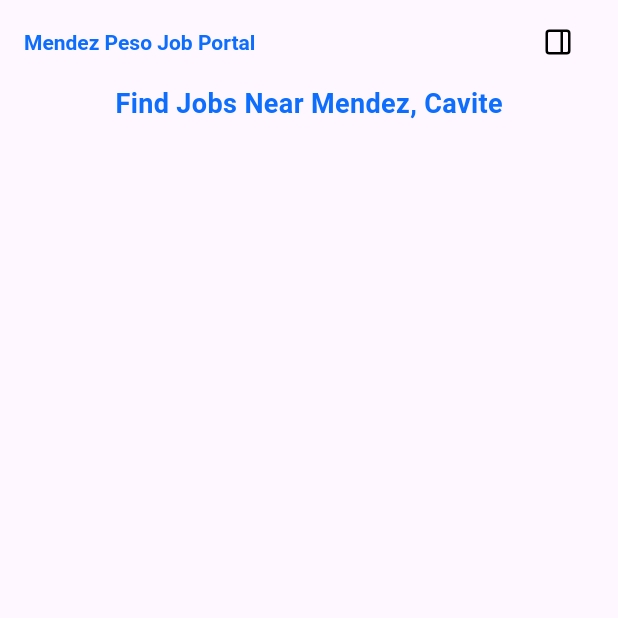
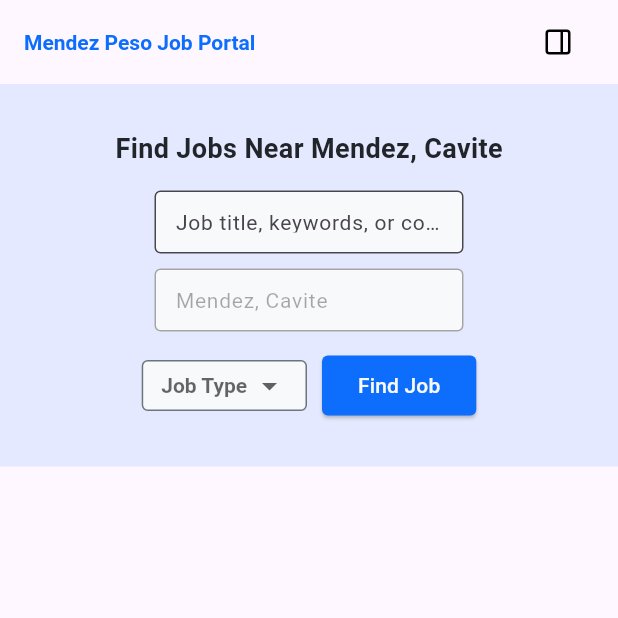
Before and after one commit to Sephsuu/peso-mendez, a Flutter app: the screen it shows after launch, on a phone screen of 412 x 824 dp, the top half of it. Run offline on Flutter 3.47's test engine with Material 3 defaults, Android fonts, the phone set to English and light mode, and no system bars; our stand-ins replace flutter_svg.

Commit message:
added homepage jumbotron

```diff
--- /dev/null
+++ b/app/lib/core/components/button.dart
@@ -0,0 +1,23 @@
+import 'package:flutter/material.dart';
+
+import 'package:app/core/theme/colors.dart';
+import 'package:app/core/theme/typography.dart';
+
+class HomepageFindButton extends StatelessWidget {
+  @override
+  Widget build(BuildContext context) {
+    return ElevatedButton(
+      onPressed: () {
+        print("Pressed");
+      },
+      child: const Text('Find Job'),
+      style: ElevatedButton.styleFrom(
+        backgroundColor: AppColor.primary,
+        foregroundColor: AppColor.light,
+        shape: RoundedRectangleBorder(
+          borderRadius: BorderRadius.circular(4)
+        )
+      ),
+    );
+  }
+}
--- /dev/null
+++ b/app/lib/core/components/select.dart
@@ -0,0 +1,60 @@
+import 'package:flutter/material.dart';
+
+import 'package:app/core/theme/colors.dart';
+import 'package:app/core/theme/typography.dart';
+
+class HomepageDropdownSelect extends StatefulWidget {
+  final List<String> items;
+  final String? initialValue;
+  final ValueChanged<String?>? onChanged;
+
+  const HomepageDropdownSelect({
+    Key? key,
+    required this.items,
+    this.initialValue,
+    this.onChanged,
+  }) : super(key: key);
+
+  @override
+  _HomepageDropdownSelectState createState() => _HomepageDropdownSelectState();
+}
+
+class _HomepageDropdownSelectState extends State<HomepageDropdownSelect> {
+  String? selectedValue;
+
+  @override
+  void initState() {
+    super.initState();
+    selectedValue = widget.initialValue;
+  }
+
+  @override
+  Widget build(BuildContext context) {
+    return Container(
+      padding: const EdgeInsets.symmetric(vertical: 4, horizontal: 12),
+      decoration: BoxDecoration(
+        color: AppColor.light,
+        border: Border.all(color: AppColor.muted, width: 1),
+        borderRadius: BorderRadius.circular(4),
+      ),
+      child: DropdownButton(
+        value: selectedValue,
+        hint: const Text('Job Type'),
+        items: widget.items.map((String value) {
+          return DropdownMenuItem<String>(
+            value: value,
+            child: Text(value),
+          );
+        }).toList(),
+        onChanged: (String? newValue) {
+          setState(() {
+            selectedValue = newValue;
+          });
+        },
+        isDense: true,
+        underline: const SizedBox(),
+        style: AppText.textSm.merge(AppText.fontSemibold).merge(AppText.textDark),
+      ),
+    );
+  }
+}
--- /dev/null
+++ b/app/lib/core/theme/colors.dart
@@ -0,0 +1,13 @@
+import 'package:flutter/material.dart';
+
+class AppColor {
+  static const Color primary = Color(0xFF0d6efd);
+  static const Color secondary = Color(0xFF6c757d);
+  static const Color success = Color(0xFF198754);
+  static const Color danger = Color(0xFFdc3545);
+  static const Color warning = Color(0xFFffc107);
+  static const Color info = Color(0xFF0dcaf0);
+  static const Color light = Color(0xFFf8f9fa);
+  static const Color dark = Color(0xFF212529);
+  static const Color muted = Color(0xFF6c757d);
+}
--- /dev/null
+++ b/app/lib/core/theme/typography.dart
@@ -0,0 +1,50 @@
+import 'package:flutter/material.dart';
+
+class FontSizes {
+  static const double xs = 12.0;
+  static const double sm = 14.0;
+  static const double md = 16.0;
+  static const double lg = 18.0;
+  static const double xl = 20.0;
+}
+
+class TextColors {
+  static const Color primary = Color(0xFF0d6efd);
+  static const Color secondary = Color(0xFF6c757d);
+  static const Color success = Color(0xFF198754);
+  static const Color danger = Color(0xFFdc3545);
+  static const Color warning = Color(0xFFffc107);
+  static const Color info = Color(0xFF0dcaf0);
+  static const Color light = Color(0xFFf8f9fa);
+  static const Color dark = Color(0xFF212529);
+  static const Color muted = Color(0xFF6c757d);
+}
+
+class AppText {
+  static TextStyle get textXs => const TextStyle(fontSize: FontSizes.xs);
+  static TextStyle get textSm => const TextStyle(fontSize: FontSizes.sm);
+  static TextStyle get textMd => const TextStyle(fontSize: FontSizes.md);
+  static TextStyle get textLg => const TextStyle(fontSize: FontSizes.lg);
+  static TextStyle get textXl => const TextStyle(fontSize: FontSizes.xl);
+
+  static TextStyle get textPrimary => const TextStyle(color: TextColors.primary);
+  static TextStyle get textSecondary => const TextStyle(color: TextColors.secondary);
+  static TextStyle get textSuccess => const TextStyle(color: TextColors.success);
+  static TextStyle get textDanger => const TextStyle(color: TextColors.danger);
+  static TextStyle get textWarning => const TextStyle(color: TextColors.warning);
+  static TextStyle get textInfo => const TextStyle(color: TextColors.info);
+  static TextStyle get textLight => const TextStyle(color: TextColors.light);
+  static TextStyle get textDark => const TextStyle(color: TextColors.dark);
+  static TextStyle get textMuted => const TextStyle(color: TextColors.muted);
+
+
+  static TextStyle get fontThin => const TextStyle(fontWeight: FontWeight.w100);
+  static TextStyle get fontExtraLight => const TextStyle(fontWeight: FontWeight.w200);
+  static TextStyle get fontLight => const TextStyle(fontWeight: FontWeight.w300);
+  static TextStyle get fontRegular => const TextStyle(fontWeight: FontWeight.w400);
+  static TextStyle get fontMedium => const TextStyle(fontWeight: FontWeight.w500);
+  static TextStyle get fontSemibold => const TextStyle(fontWeight: FontWeight.w600);
+  static TextStyle get fontBold => const TextStyle(fontWeight: FontWeight.w700);
+  static TextStyle get fontExtraBold => const TextStyle(fontWeight: FontWeight.w800);
+  static TextStyle get fontBlack => const TextStyle(fontWeight: FontWeight.w900);
+}
--- a/app/lib/main.dart
+++ b/app/lib/main.dart
@@ -1,6 +1,9 @@
+import 'package:app/core/components/select.dart';
+import 'package:app/core/components/button.dart';
 import 'package:flutter/material.dart';
 import 'package:flutter_svg/flutter_svg.dart';
-import 'package:app/style/typography.dart';
+import 'package:app/core/theme/typography.dart';
+import 'package:app/core/theme/colors.dart';
 
 void main() {
   runApp(MyApp());
@@ -24,7 +27,16 @@ class Homepage extends StatelessWidget {
   Widget build(BuildContext context) {
     return Scaffold(
       appBar: NavigationBar(title: 'Mendez Peso Job Portal'),
-      body: HomepageJumbotron(),
+      body: SingleChildScrollView(
+        child: Column(
+          children: [
+            Align(
+              alignment: Alignment.topCenter,
+              child: HomepageJumbotron(),
+            ),
+          ],
+        ),
+      )
     );
   }
 }
@@ -70,15 +82,67 @@ class NavigationBar extends StatelessWidget implements PreferredSizeWidget {
 }
 
 class HomepageJumbotron extends StatelessWidget {
+  final List<String> jobTypes = ['Full-time', 'Part-time'];
+
   @override
   Widget build(BuildContext context) {
-    return Center(
+    double screenWidth = MediaQuery.of(context).size.width;
+
+    return Container(
+      color: const Color.fromARGB(255, 228, 233, 255),
+      padding: const EdgeInsets.symmetric(vertical: 30.0, horizontal: 10.0),
+      alignment: Alignment.center,
       child: Column(
         children: [
           Text(
             "Find Jobs Near Mendez, Cavite",
-            style: AppText.textLg.merge(AppText.fontBold).merge(AppText.textPrimary),
+            style: AppText.textLg.merge(AppText.fontSemibold).merge(AppText.textDark),
 
+          ),
+          const SizedBox(height: 15),
+          SizedBox(
+            width: screenWidth * 0.5,
+            child: TextField(
+              style: AppText.textXs,
+              decoration: InputDecoration(
+                filled: true,
+                fillColor: AppColor.light,
+                isDense: true,
+                contentPadding: EdgeInsets.symmetric(vertical: 12.0, horizontal: 10.0),
+                labelText: 'Job title, keywords, or company',
+                labelStyle: AppText.textSm,
+                border: const OutlineInputBorder()
+              ),
+              onChanged: (value) => {
+                print('User typed: $value')
+              },
+            ),
+          ),
+          const SizedBox(height: 10,),
+          SizedBox(
+            width: screenWidth * 0.5,
+            child: TextField(
+              style: AppText.textXs,
+              enabled: false,
+              decoration: InputDecoration(
+                labelText: 'Mendez, Cavite',
+                labelStyle: AppText.textSm,
+                isDense: true,
+                contentPadding: EdgeInsets.symmetric(vertical: 12.0, horizontal: 10.0),
+                filled: true,
+                fillColor: AppColor.light,
+                border: const OutlineInputBorder()
+              ),
+            ),
+          ),
+          const SizedBox(height: 12),
+          Row(
+            mainAxisAlignment: MainAxisAlignment.center,
+            children: [
+              HomepageDropdownSelect(items: jobTypes, initialValue: null),
+              const SizedBox(width: 10),
+              HomepageFindButton(),
+            ],
           )
         ],
       ),
--- a/app/lib/style/typography.dart
+++ /dev/null
@@ -1,47 +0,0 @@
-import 'package:flutter/material.dart';
-
-class FontSizes {
-  static const double xs = 12.0;
-  static const double sm = 14.0;
-  static const double md = 16.0;
-  static const double lg = 18.0;
-  static const double xl = 20.0;
-}
-
-class TextColors {
-  static const Color primary = Color(0xFF0d6efd);
-  static const Color secondary = Color(0xFF6c757d);
-  static const Color success = Color(0xFF198754);
-  static const Color danger = Color(0xFFdc3545);
-  static const Color warning = Color(0xFFffc107);
-  static const Color info = Color(0xFF0dcaf0);
-  static const Color light = Color(0xFFf8f9fa);
-  static const Color dark = Color(0xFF212529);
-  static const Color muted = Color(0xFF6c757d);
-}
-
-class AppText {
-  static TextStyle get  textXs => TextStyle(fontSize: FontSizes.xs);
-  static TextStyle get textSm => TextStyle(fontSize: FontSizes.sm);
-  static TextStyle get textMd => TextStyle(fontSize: FontSizes.md);
-  static TextStyle get textLg => TextStyle(fontSize: FontSizes.lg);
-  static TextStyle get textXl => TextStyle(fontSize: FontSizes.xl);
-
-  static TextStyle get textPrimary => TextStyle(color: TextColors.primary);
-  static TextStyle get textSecondary => TextStyle(color: TextColors.primary);
-  static TextStyle get textSuccess => TextStyle(color: TextColors.primary);
-  static TextStyle get textDanger => TextStyle(color: TextColors.primary);
-  static TextStyle get textWarning => TextStyle(color: TextColors.primary);
-  static TextStyle get textPrimary => TextStyle(color: TextColors.primary);
-  static TextStyle get textPrimary => TextStyle(color: TextColors.primary);
-
-  static TextStyle get fontThin => TextStyle(fontWeight: FontWeight.w100);
-  static TextStyle get fontExtraLight => TextStyle(fontWeight: FontWeight.w200);
-  static TextStyle get fontLight => TextStyle(fontWeight: FontWeight.w300);
-  static TextStyle get fontRegular => TextStyle(fontWeight: FontWeight.w400);
-  static TextStyle get fontMedium => TextStyle(fontWeight: FontWeight.w500);
-  static TextStyle get fontSemibold => TextStyle(fontWeight: FontWeight.w600);
-  static TextStyle get fontBold => TextStyle(fontWeight: FontWeight.w700);
-  static TextStyle get fontExtraBold => TextStyle(fontWeight: FontWeight.w800);
-  static TextStyle get fontBlack => TextStyle(fontWeight: FontWeight.w900);
-}
```
